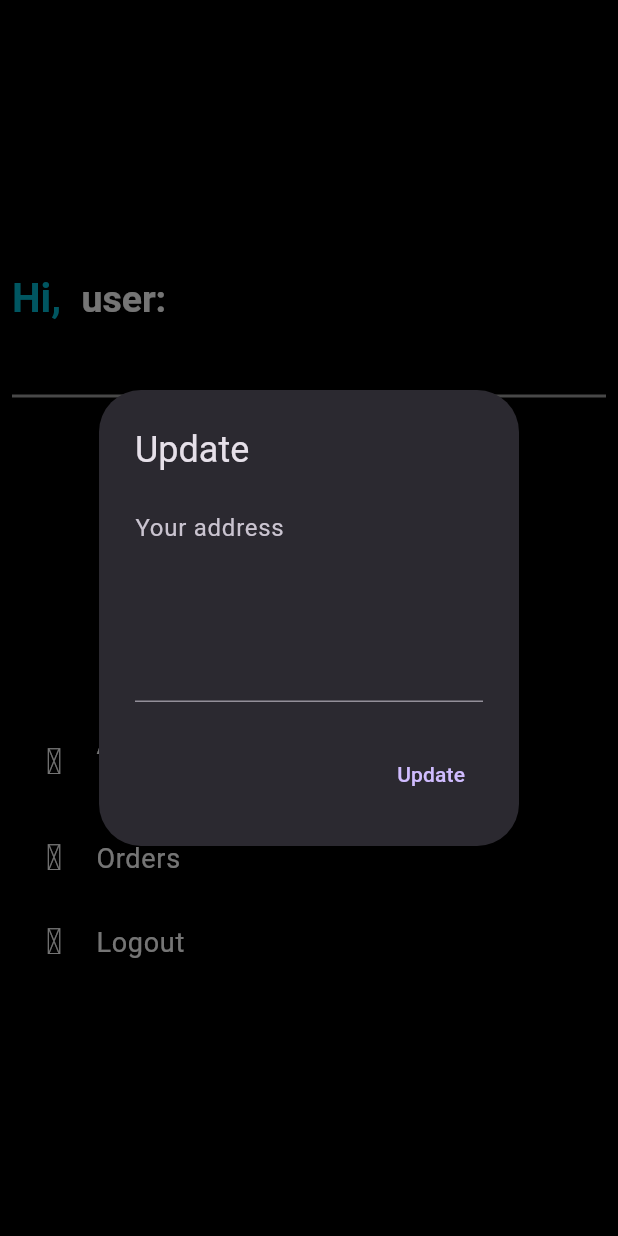
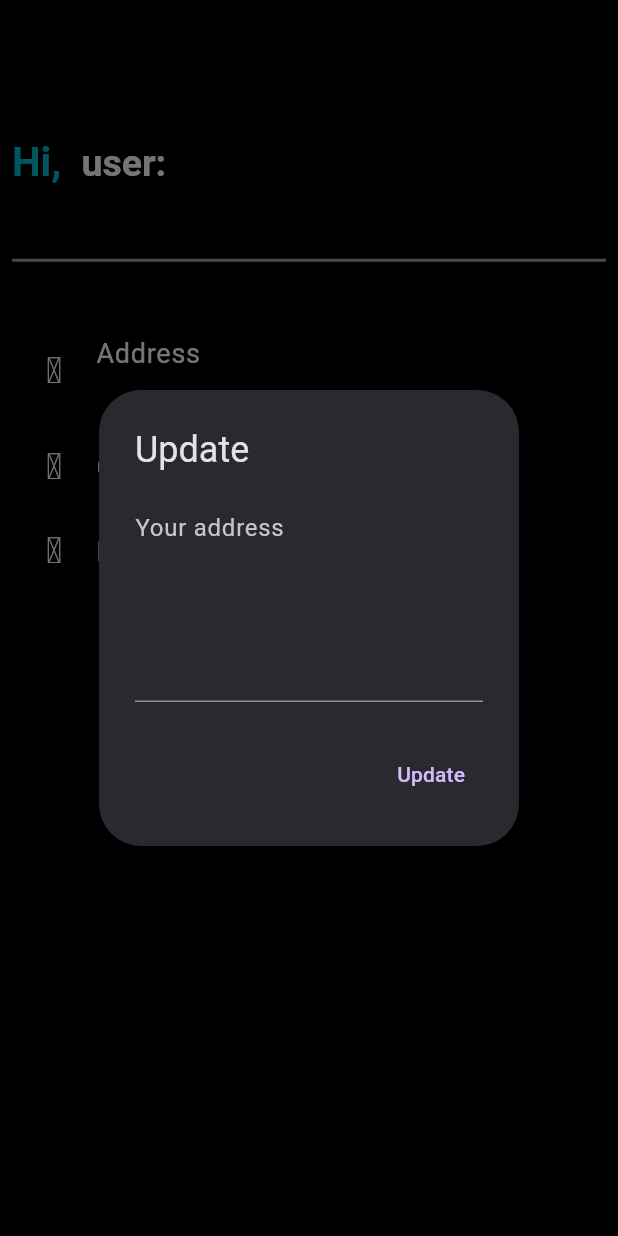
Before and after one commit to asanchez1415/ecommerce_mobile_app, a Flutter app: the UserScreen screen opened by its route, after a tap on "Address", on a phone screen of 412 x 824 dp. Run offline on Flutter 3.47's test engine with Material 3 defaults, Android fonts, the phone set to English and light mode, and no system bars; our stand-ins replace card_swiper, cloud_firestore, fancy_shimmer_image, firebase_auth, firebase_core, flutter_iconly and 1 more; accounts and stored records are empty.

Commit message:
User screen improved

```diff
--- a/lib/screens/user_screen.dart
+++ b/lib/screens/user_screen.dart
@@ -70,9 +70,7 @@ class _UserScreenState extends State<UserScreen> {
               crossAxisAlignment: CrossAxisAlignment.start,
               mainAxisAlignment: MainAxisAlignment.center,
               children: [
-                const SizedBox(
-                  height: 15,
-                ),
+
                 RichText(
                   text: TextSpan(
                     text: 'Hi,  ',
@@ -113,7 +111,7 @@ class _UserScreenState extends State<UserScreen> {
                   color: Colors.grey,
                 ),
                 const SizedBox(
-                  height: 200,
+                  height: 30,
                 ),
                 _listTiles(
                   title: 'Address',
@@ -137,6 +135,24 @@ class _UserScreenState extends State<UserScreen> {
                     await _showLogoutDialog();
                   },
                   color: Colors.white,
+                ),
+                _listTiles(
+                  title:""
+                ),
+                _listTiles(
+                  title:""
+                ),
+                _listTiles(
+                  title:""
+                ),
+                _listTiles(
+                  title:""
+                ),
+                _listTiles(
+                  title:""
+                ),
+                _listTiles(
+                  title:""
                 ),
               ],
             ),
@@ -262,30 +278,3 @@ class _UserScreenState extends State<UserScreen> {
     );
   }
 }
-
-Widget _listTiles({
-  required String title,
-  String? subtitle,
-  required IconData icon,
-  required Function onPressed,
-  required Color color,
-}) {
-  return ListTile(
-    title: TextWidget(
-      text: title,
-      color: color,
-      textSize: 22,
-      // isTitle: true,
-    ),
-    subtitle: TextWidget(
-      text: subtitle == null ? "" : subtitle,
-      color: color,
-      textSize: 18,
-    ),
-    leading: Icon(icon),
-    trailing: const Icon(IconlyLight.arrowRight2),
-    onTap: () {
-      onPressed();
-    },
-  );
-}
```
